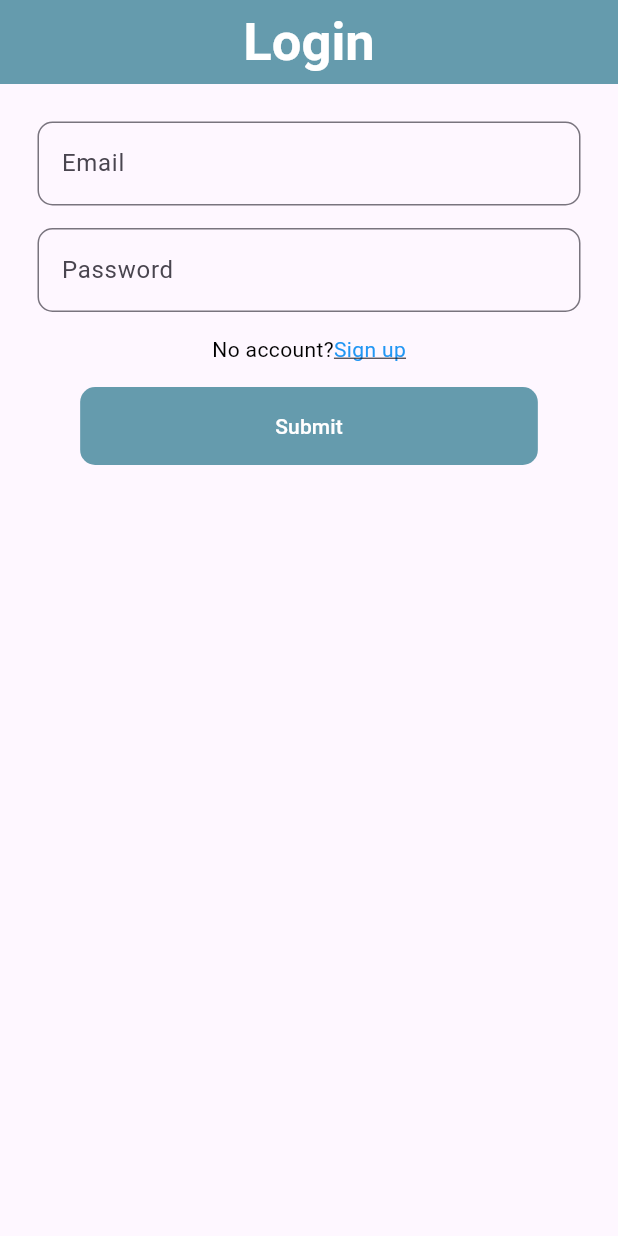
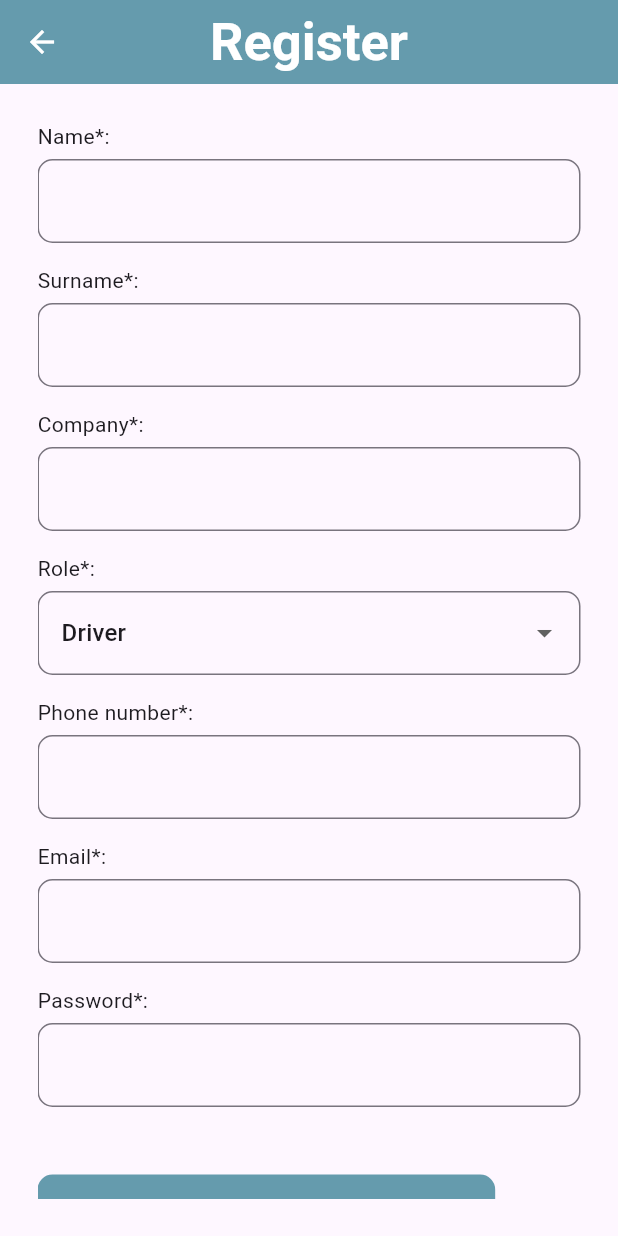
Before and after one commit to RamonArents/routetracking_flutter, a Flutter app: the screen it shows after launch, after a tap on "Sign up", on a phone screen of 412 x 824 dp. Run offline on Flutter 3.47's test engine with Material 3 defaults, Android fonts, the phone set to English and light mode, and no system bars.

Commit message:
UI register page

```diff
--- a/lib/main.dart
+++ b/lib/main.dart
@@ -1,99 +1,15 @@
 import 'package:flutter/material.dart';
+import 'package:routetracking_flutter/pages/login_page.dart';
 
 void main() {
   runApp(const MainApp());
 }
 
-class MainApp extends StatefulWidget {
+class MainApp extends StatelessWidget {
   const MainApp({super.key});
 
   @override
-  State<MainApp> createState() => _MainAppState();
-}
-
-class _MainAppState extends State<MainApp> {
-  @override
   Widget build(BuildContext context) {
-    return MaterialApp(
-      debugShowCheckedModeBanner: false,
-      home: Scaffold(
-        appBar: AppBar(
-          backgroundColor: Color(0xFF659bad),
-          title: Text(
-            'Login',
-            style: TextStyle(
-              fontWeight: FontWeight.bold,
-              fontSize: 35.0,
-              color: Colors.white,
-            ),
-          ),
-          centerTitle: true,
-        ),
-        body: Padding(
-          padding: EdgeInsets.all(25.0),
-          child: Column(
-            children: [
-              TextField(
-                decoration: InputDecoration(
-                  hintText: 'Email',
-                  border: OutlineInputBorder(
-                    borderRadius: BorderRadius.circular(10.0),
-                  ),
-                ),
-                onEditingComplete: () {
-                  setState(() {});
-                },
-              ),
-              SizedBox(height: 15.0),
-              TextField(
-                decoration: InputDecoration(
-                  hintText: 'Password',
-                  border: OutlineInputBorder(
-                    borderRadius: BorderRadius.circular(10.0),
-                  ),
-                ),
-                onEditingComplete: () {
-                  setState(() {});
-                },
-              ),
-              SizedBox(height: 15.0),
-              Row(
-                mainAxisAlignment: MainAxisAlignment.center,
-                children: [
-                  //TODO: Add dark mode
-                  Text('No account?', style: TextStyle(color: Colors.black)),
-                  InkWell(
-                    onTap: () {
-                      //TODO: Go to register page
-                    },
-                    child: Text(
-                      'Sign up',
-                      style: TextStyle(
-                        color: Colors.blue,
-                        decoration: TextDecoration.underline,
-                      ),
-                    ),
-                  ),
-                ],
-              ),
-              SizedBox(height: 15.0),
-              FilledButton(
-                onPressed: () {
-                  //TODO: Login functionality
-                },
-                style: ElevatedButton.styleFrom(
-                  backgroundColor: Color(0xFF659bad),
-                  padding: EdgeInsets.symmetric(horizontal: 130.0, vertical: 16.0),
-                  shape: RoundedRectangleBorder(
-                    borderRadius: BorderRadiusGeometry.circular(10.0),
-                  )
-                ),
-                child: Text('Submit'),
-              ),
-            ],
-          ),
-        ),
-      ),
-    );
+    return LoginPage();
   }
 }
--- /dev/null
+++ b/lib/pages/login_page.dart
@@ -0,0 +1,111 @@
+import 'package:flutter/material.dart';
+import 'package:routetracking_flutter/pages/register_page.dart';
+
+class LoginPage extends StatefulWidget {
+  const LoginPage({super.key});
+
+  @override
+  State<LoginPage> createState() => _LoginPageState();
+}
+
+class _LoginPageState extends State<LoginPage> {
+  @override
+  Widget build(BuildContext context) {
+    return MaterialApp(
+      debugShowCheckedModeBanner: false,
+      home: Scaffold(
+        appBar: AppBar(
+          backgroundColor: Color(0xFF659bad),
+          title: Text(
+            'Login',
+            style: TextStyle(
+              fontWeight: FontWeight.bold,
+              fontSize: 35.0,
+              color: Colors.white,
+            ),
+          ),
+          centerTitle: true,
+        ),
+        body: Padding(
+          padding: EdgeInsets.all(25.0),
+          child: Column(
+            crossAxisAlignment: CrossAxisAlignment.start,
+            children: [
+              Text('Email:'),
+              SizedBox(height: 5.0),
+              TextField(
+                decoration: InputDecoration(
+                  border: OutlineInputBorder(
+                    borderRadius: BorderRadius.circular(10.0),
+                  ),
+                ),
+                onEditingComplete: () {
+                  setState(() {});
+                },
+              ),
+              SizedBox(height: 15.0),
+              Text('Password:'),
+              SizedBox(height: 5.0),
+              TextField(
+                decoration: InputDecoration(
+                  border: OutlineInputBorder(
+                    borderRadius: BorderRadius.circular(10.0),
+                  ),
+                ),
+                onEditingComplete: () {
+                  setState(() {});
+                },
+              ),
+              SizedBox(height: 15.0),
+              Row(
+                mainAxisAlignment: MainAxisAlignment.center,
+                children: [
+                  //TODO: Add dark mode
+                  Text('No account? ', style: TextStyle(color: Colors.black)),
+                  Builder(
+                    builder: (context) => InkWell(
+                      onTap: () {
+                        Navigator.push(
+                          context,
+                          MaterialPageRoute(
+                            builder: (context) {
+                              return RegisterPage();
+                            },
+                          ),
+                        );
+                      },
+                      child: Text(
+                        'Sign up',
+                        style: TextStyle(
+                          color: Colors.blue,
+                          decoration: TextDecoration.underline,
+                        ),
+                      ),
+                    ),
+                  ),
+                ],
+              ),
+              SizedBox(height: 15.0),
+              FilledButton(
+                onPressed: () {
+                  //TODO: Login functionality
+                },
+                style: ElevatedButton.styleFrom(
+                  backgroundColor: Color(0xFF659bad),
+                  padding: EdgeInsets.symmetric(
+                    horizontal: 130.0,
+                    vertical: 16.0,
+                  ),
+                  shape: RoundedRectangleBorder(
+                    borderRadius: BorderRadiusGeometry.circular(10.0),
+                  ),
+                ),
+                child: Text('Submit'),
+              ),
+            ],
+          ),
+        ),
+      ),
+    );
+  }
+}
--- /dev/null
+++ b/lib/pages/register_page.dart
@@ -0,0 +1,167 @@
+import 'package:flutter/material.dart';
+
+class RegisterPage extends StatefulWidget {
+  const RegisterPage({super.key});
+
+  @override
+  State<RegisterPage> createState() => _RegisterPageState();
+}
+
+class _RegisterPageState extends State<RegisterPage> {
+  String? menuItem = 'Driver';
+
+  @override
+  Widget build(BuildContext context) {
+    return MaterialApp(
+      debugShowCheckedModeBanner: false,
+      home: Scaffold(
+        appBar: AppBar(
+          backgroundColor: Color(0xFF659bad),
+          title: Text(
+            'Register',
+            style: TextStyle(
+              fontWeight: FontWeight.bold,
+              fontSize: 35.0,
+              color: Colors.white,
+            ),
+          ),
+          centerTitle: true,
+          leading: BackButton(
+            onPressed: () {
+              Navigator.pop(context);
+            },
+            color: Colors.white,
+          ),
+        ),
+        body: Padding(
+          padding: EdgeInsets.all(25.0),
+          child: SingleChildScrollView(
+            child: Column(
+              crossAxisAlignment: CrossAxisAlignment.start,
+              children: [
+                Text('Name*:'),
+                SizedBox(height: 5.0),
+                TextField(
+                  decoration: InputDecoration(
+                    border: OutlineInputBorder(
+                      borderRadius: BorderRadius.circular(10.0),
+                    ),
+                  ),
+                  onEditingComplete: () {
+                    setState(() {});
+                  },
+                ),
+                SizedBox(height: 15.0),
+                Text('Surname*:'),
+                SizedBox(height: 5.0),
+                TextField(
+                  decoration: InputDecoration(
+                    border: OutlineInputBorder(
+                      borderRadius: BorderRadius.circular(10.0),
+                    ),
+                  ),
+                  onEditingComplete: () {
+                    setState(() {});
+                  },
+                ),
+                SizedBox(height: 15.0),
+                Text('Company*:'),
+                SizedBox(height: 5.0),
+                TextField(
+                  decoration: InputDecoration(
+                    border: OutlineInputBorder(
+                      borderRadius: BorderRadius.circular(10.0),
+                    ),
+                  ),
+                  onEditingComplete: () {
+                    setState(() {});
+                  },
+                ),
+                SizedBox(height: 15.0),
+                Text('Role*:'),
+                SizedBox(height: 5.0),
+                DropdownButtonFormField<String>(
+                  value: menuItem,
+                  decoration: InputDecoration(
+                    border: OutlineInputBorder(
+                      borderRadius: BorderRadius.circular(10.0),
+                    ),
+                  ),
+                  items: [
+                    DropdownMenuItem(value: 'Driver', child: Text('Driver')),
+                    DropdownMenuItem(
+                      value: 'Operator',
+                      child: Text('Operator'),
+                    ),
+                  ],
+                  onChanged: (String? value) {
+                    setState(() {
+                      menuItem = value;
+                    });
+                  },
+                ),
+                SizedBox(height: 15.0),
+                Text('Phone number*:'),
+                SizedBox(height: 5.0),
+                TextField(
+                  decoration: InputDecoration(
+                    border: OutlineInputBorder(
+                      borderRadius: BorderRadius.circular(10.0),
+                    ),
+                  ),
+                  onEditingComplete: () {
+                    setState(() {});
+                  },
+                ),
+                SizedBox(height: 15.0),
+                Text('Email*:'),
+                SizedBox(height: 5.0),
+                TextField(
+                  decoration: InputDecoration(
+                    border: OutlineInputBorder(
+                      borderRadius: BorderRadius.circular(10.0),
+                    ),
+                  ),
+                  onEditingComplete: () {
+                    setState(() {});
+                  },
+                ),
+                SizedBox(height: 15.0),
+                Text('Password*:'),
+                SizedBox(height: 5.0),
+                TextField(
+                  decoration: InputDecoration(
+                    border: OutlineInputBorder(
+                      borderRadius: BorderRadius.circular(10.0),
+                    ),
+                  ),
+                  onEditingComplete: () {
+                    setState(() {});
+                  },
+                ),
+                SizedBox(height: 45.0),
+                FilledButton(
+                  onPressed: () {
+                    //TODO: Register functionality
+                  },
+                  style: ElevatedButton.styleFrom(
+                    backgroundColor: Color(0xFF659bad),
+                    padding: EdgeInsets.symmetric(
+                      horizontal: 130.0,
+                      vertical: 16.0,
+                    ),
+                    shape: RoundedRectangleBorder(
+                      borderRadius: BorderRadiusGeometry.circular(10.0),
+                    ),
+                  ),
+                  child: Text('Submit'),
+                ),
+                SizedBox(height: 45.0),
+              ],
+            ),
+          ),
+        ),
+      ),
+    );
+  }
+}
```
